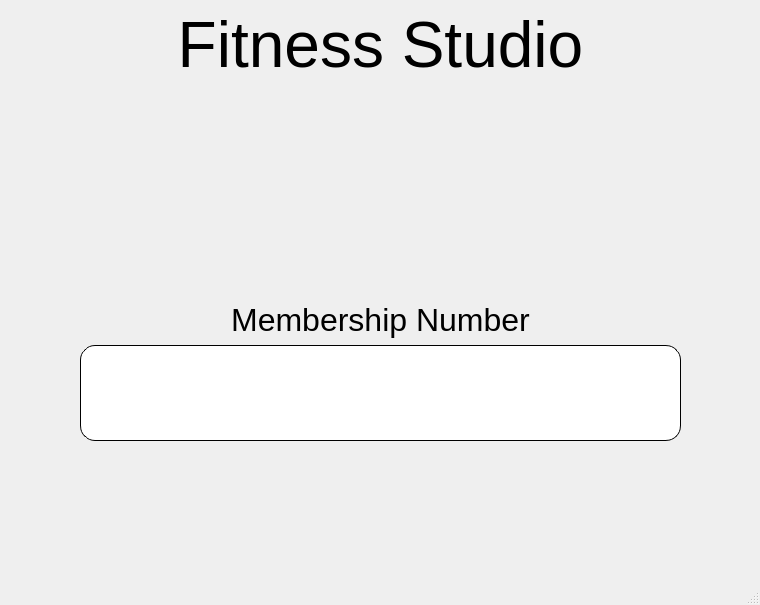
First picture: the form in Attendance/mainwindow.ui, repository git4sangar/SGNFitnessGym, before the edit.
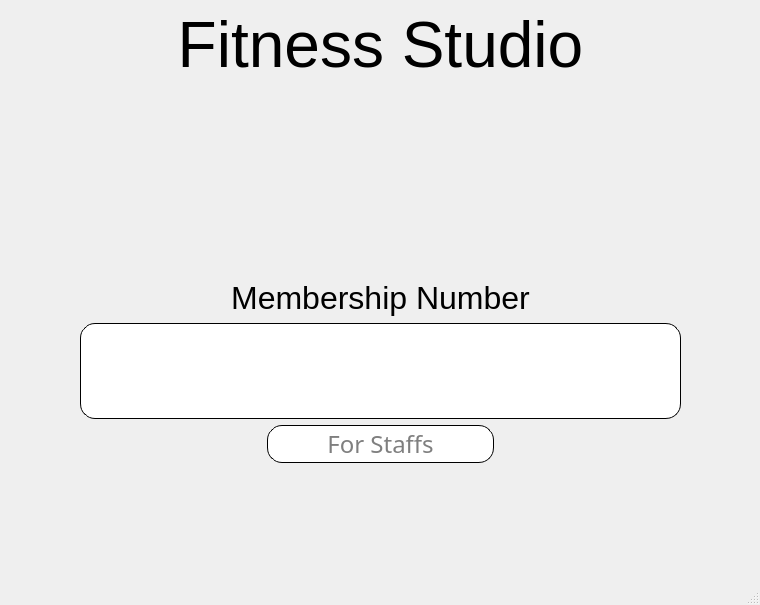
Second picture: the form after the edit.

Commit message: Staff Attendance logic implemented

```diff
--- a/Attendance/mainwindow.ui
+++ b/Attendance/mainwindow.ui
@@ -133,6 +133,63 @@
         </property>
        </widget>
       </item>
+      <item>
+       <layout class="QHBoxLayout" name="hlayout_staff">
+        <item>
+         <spacer name="hSpaceStaff_01">
+          <property name="orientation">
+           <enum>Qt::Horizontal</enum>
+          </property>
+          <property name="sizeHint" stdset="0">
+           <size>
+            <width>40</width>
+            <height>20</height>
+           </size>
+          </property>
+         </spacer>
+        </item>
+        <item>
+         <widget class="QLineEdit" name="lnEdtStaffNo">
+          <property name="font">
+           <font>
+            <family>Vazir</family>
+            <pointsize>18</pointsize>
+            <italic>false</italic>
+            <bold>false</bold>
+           </font>
+          </property>
+          <property name="styleSheet">
+           <string notr="true">QLineEdit {
+                border-radius: 15px;
+                background-clip: border;
+                background-color: rgb(255, 255,255);
+                font: 18pt Vazir;
+                border:1px solid;
+            }</string>
+          </property>
+          <property name="alignment">
+           <set>Qt::AlignCenter</set>
+          </property>
+          <property name="placeholderText">
+           <string>For Staffs</string>
+          </property>
+         </widget>
+        </item>
+        <item>
+         <spacer name="hSpaceStaff_02">
+          <property name="orientation">
+           <enum>Qt::Horizontal</enum>
+          </property>
+          <property name="sizeHint" stdset="0">
+           <size>
+            <width>40</width>
+            <height>20</height>
+           </size>
+          </property>
+         </spacer>
+        </item>
+       </layout>
+      </item>
       <item>
        <spacer name="verticalSpacer_2">
         <property name="orientation">
```
The commit also changes 5 other files.
